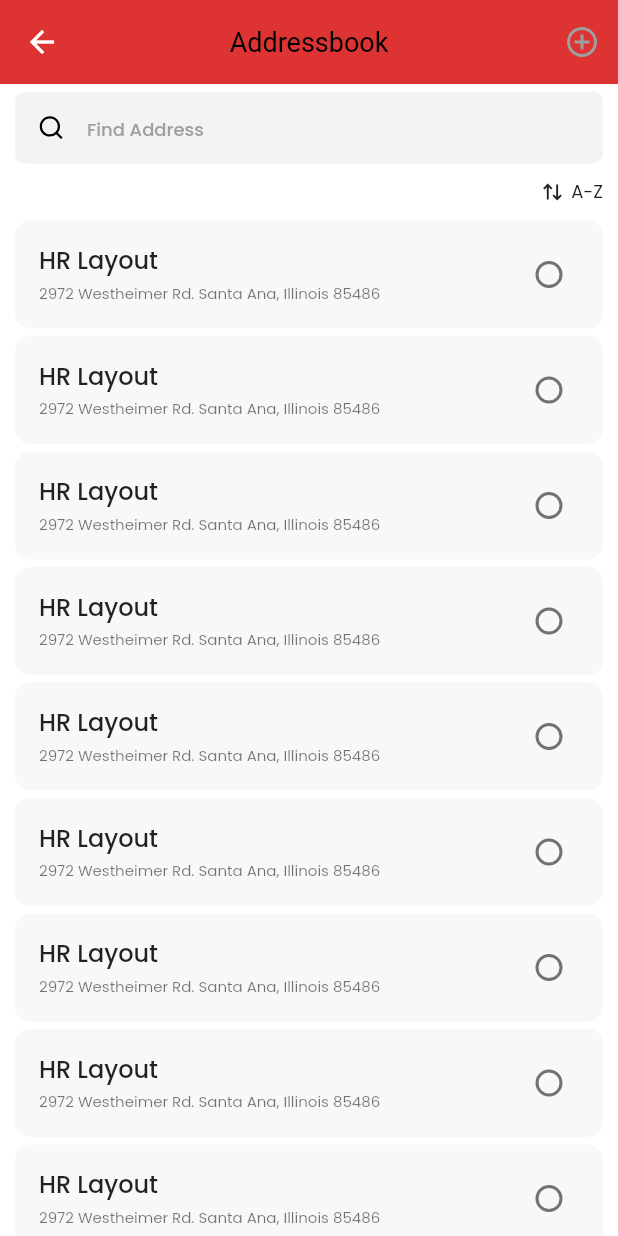
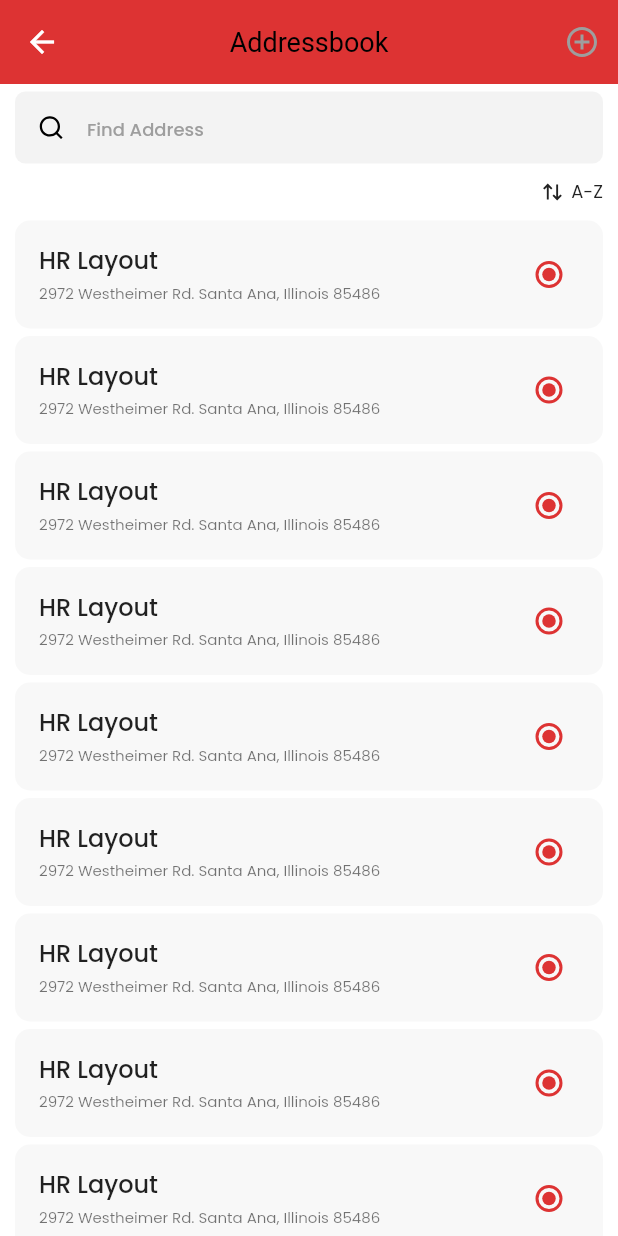
Before and after one commit to sudipmahanta/transport, a Flutter app: the AddressBookScreen screen opened directly, after a tap on "HR Layout", on a phone screen of 412 x 824 dp. Run offline on Flutter 3.47's test engine with Material 2 defaults, Android fonts, the phone set to English and light mode, and no system bars; our stand-ins replace cached_network_image, dotted_border, flutter_lorem, flutter_rating_bar, image_picker, pin_code_fields and 1 more; missing offline and left inert: fl_country_code_picker.

Commit message:
selecting radio button

```diff
--- a/lib/constants/utils/utils.dart
+++ b/lib/constants/utils/utils.dart
@@ -218,6 +218,7 @@ class SecoundaryButton {
 
  class DatePickerButton {
    static Container  nameofDatePickerButton(onPressed, dateText) => Container(
+     width: 150,
      decoration: BoxDecoration(
        borderRadius: BorderRadius.circular(25),
          border: Border.all(
@@ -241,6 +242,7 @@ class SecoundaryButton {
 
  class TimePickerButton {
    static Container nameofTimePickerButton(onPress, timeText) => Container(
+     width: 150,
      decoration: BoxDecoration(
        borderRadius: BorderRadius.circular(25),
        border: Border.all(
--- a/lib/screens/location/choose_location/address_book/address_book_screen.dart
+++ b/lib/screens/location/choose_location/address_book/address_book_screen.dart
@@ -15,7 +15,7 @@ class AddressBookScreen extends StatefulWidget {
 class _AddressBookScreenState extends State<AddressBookScreen> {
 
   TextEditingController searchController = TextEditingController();
-  int? selectedvalue = 1;
+  int? selectedValue = 1;
   int? selectTile;
 
   @override
@@ -35,7 +35,7 @@ class _AddressBookScreenState extends State<AddressBookScreen> {
         actions: [
           IconButton(
             onPressed: () {
-              Navigator.push(context, MaterialPageRoute(builder: (context) => SaveAddressScreen()));
+              Navigator.push(context, MaterialPageRoute(builder: (context) => const SaveAddressScreen()));
             },
             icon: const Icon(Remix.add_circle_line,
               color: Colors.grey,
@@ -84,7 +84,12 @@ class _AddressBookScreenState extends State<AddressBookScreen> {
                     Column(
                       children: [
                         ListTile(
-                          selectedColor:  selectTile == index ?  Colors.blue : null,
+                          onTap: () {
+                            setState(() {
+                              selectTile = index;
+                            });
+                           debugPrint(index.toString());
+                          },
                           tileColor: const Color(0xFFF8F8F8),
                           shape: RoundedRectangleBorder(
                             borderRadius: BorderRadius.circular(10),
@@ -100,25 +105,19 @@ class _AddressBookScreenState extends State<AddressBookScreen> {
                             ),
                           ),
                           trailing: Radio<int>(
-                            value: 0,
+                            value: selectTile == index ? 0 : 1,
                             toggleable: true,
-                            activeColor: MaterialStateColor.resolveWith((states) => primaryColor),
+                            activeColor: MaterialStateColor.resolveWith((states) => Colors.blue),
+                            fillColor: MaterialStateColor.resolveWith((states) => primaryColor),
                             materialTapTargetSize: MaterialTapTargetSize.shrinkWrap,
-                            groupValue: selectedvalue,
+                            groupValue: selectTile == index ? 0 : selectedValue,
                             onChanged: (value){
                               setState(() {
-                                selectedvalue = value;
-                                print(value);
+                                selectTile == index ? selectedValue = value : 0;
+                                debugPrint(selectedValue.toString());
                               });
                             },
                           ),
-
-                          onTap: () {
-                            setState(() {
-                              selectTile = index;
-                              print(selectTile);
-                            });
-                          },
                         ),
                         const SizedBox(height: 5),
                       ],
--- a/pubspec.yaml
+++ b/pubspec.yaml
@@ -72,6 +72,7 @@ flutter:
   assets:
     - assets/
     - assets/images/
+    - assets/images/home_screen/
     - assets/files/
 
   # An image asset can refer to one or more resolution-specific "variants", see
```
Also changed, not shown: lib/screens/review_screen.dart (+15 -17 lines), lib/screens/verification/otp.dart (+1 -18 lines).
